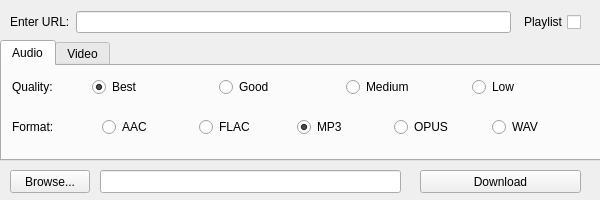
Old version of the form src/ytdl.ui in the repository JaGoLi/ytdl-gui.
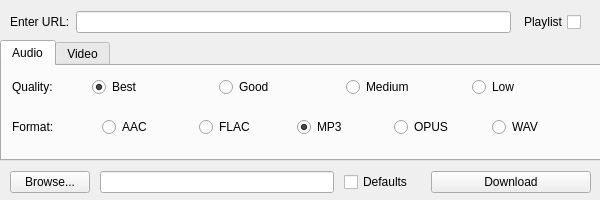
New version of the form.

Commit message: added option to use youtube-dl defaults

What changed in the file:
```diff
--- a/src/ytdl.ui
+++ b/src/ytdl.ui
@@ -362,49 +362,7 @@
      </widget>
     </widget>
    </widget>
-   <widget class="QPushButton" name="buttonBrowse">
-    <property name="geometry">
-     <rect>
-      <x>10</x>
-      <y>170</y>
-      <width>80</width>
-      <height>23</height>
-     </rect>
-    </property>
-    <property name="text">
-     <string>Browse...</string>
-    </property>
-   </widget>
-   <widget class="QPushButton" name="buttonDownload">
-    <property name="geometry">
-     <rect>
-      <x>420</x>
-      <y>170</y>
-      <width>161</width>
-      <height>23</height>
-     </rect>
-    </property>
-    <property name="text">
-     <string>Download</string>
-    </property>
-    <property name="autoDefault">
-     <bool>false</bool>
-    </property>
-    <property name="default">
-     <bool>false</bool>
-    </property>
-   </widget>
-   <widget class="QLineEdit" name="lineBrowse">
-    <property name="geometry">
-     <rect>
-      <x>100</x>
-      <y>170</y>
-      <width>301</width>
-      <height>23</height>
-     </rect>
-    </property>
-   </widget>
-   <widget class="QWidget" name="">
+   <widget class="QWidget" name="layoutWidget">
     <property name="geometry">
      <rect>
       <x>10</x>
@@ -436,6 +394,76 @@
      </item>
     </layout>
    </widget>
+   <widget class="QWidget" name="">
+    <property name="geometry">
+     <rect>
+      <x>10</x>
+      <y>170</y>
+      <width>581</width>
+      <height>25</height>
+     </rect>
+    </property>
+    <layout class="QHBoxLayout" name="downloadLayout">
+     <property name="spacing">
+      <number>10</number>
+     </property>
+     <property name="leftMargin">
+      <number>0</number>
+     </property>
+     <item>
+      <widget class="QPushButton" name="buttonBrowse">
+       <property name="text">
+        <string>Browse...</string>
+       </property>
+      </widget>
+     </item>
+     <item>
+      <widget class="QLineEdit" name="lineBrowse">
+       <property name="maximumSize">
+        <size>
+         <width>240</width>
+         <height>16777215</height>
+        </size>
+       </property>
+      </widget>
+     </item>
+     <item>
+      <widget class="QCheckBox" name="defaultsCheck">
+       <property name="minimumSize">
+        <size>
+         <width>77</width>
+         <height>0</height>
+        </size>
+       </property>
+       <property name="layoutDirection">
+        <enum>Qt::LeftToRight</enum>
+       </property>
+       <property name="text">
+        <string>Defaults</string>
+       </property>
+      </widget>
+     </item>
+     <item>
+      <widget class="QPushButton" name="buttonDownload">
+       <property name="minimumSize">
+        <size>
+         <width>160</width>
+         <height>0</height>
+        </size>
+       </property>
+       <property name="text">
+        <string>Download</string>
+       </property>
+       <property name="autoDefault">
+        <bool>false</bool>
+       </property>
+       <property name="default">
+        <bool>false</bool>
+       </property>
+      </widget>
+     </item>
+    </layout>
+   </widget>
   </widget>
  </widget>
  <resources/>
```
Left out of the diff: 7 changed lines with no effect on the pictures. The commit also changes 3 other files.
